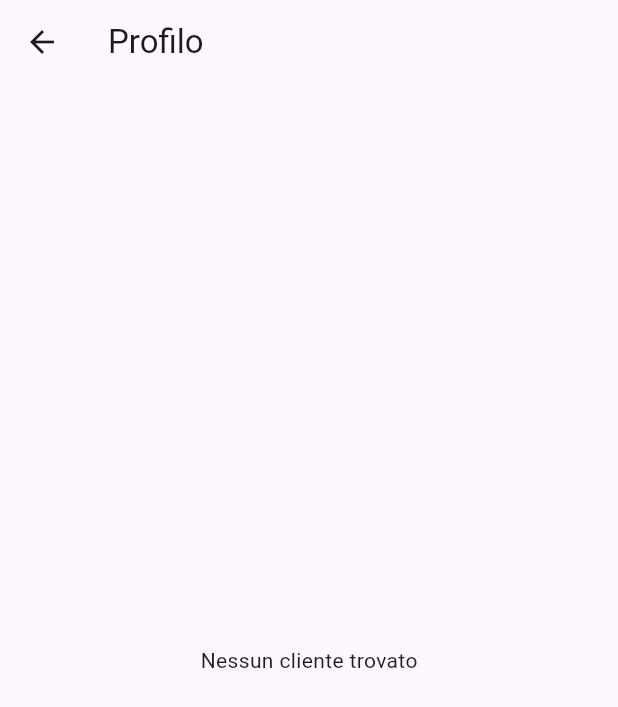
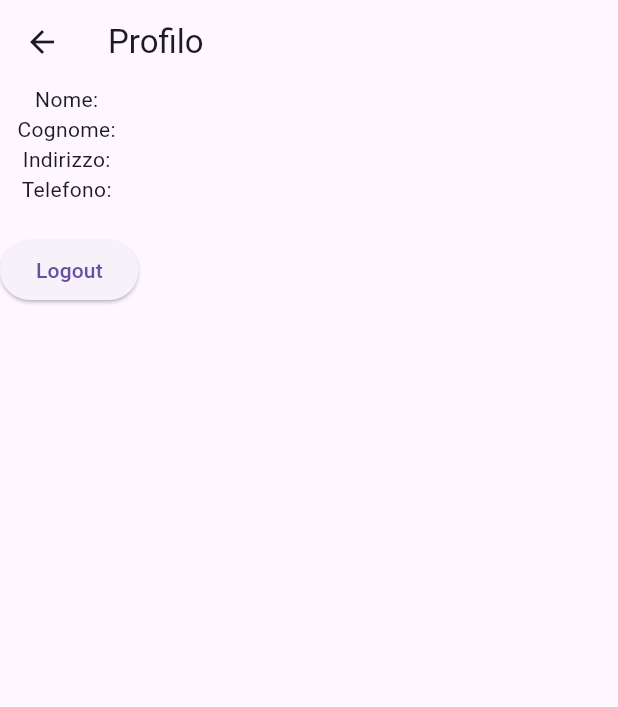
Before and after one commit to P1usc/shirt_avenue, a Flutter app: the ProfiloPage screen opened directly, on a phone screen of 412 x 824 dp. Shown: the top 707 px of the screen. Run offline on Flutter 3.47's test engine with Material 3 defaults, Android fonts, the phone set to English and light mode, and no system bars; our stand-ins replace dio, shared_preferences; accounts and stored records are empty.

Commit message:
funzione login logout funzionante

```diff
--- /dev/null
+++ b/devtools_options.yaml
@@ -0,0 +1,3 @@
+description: This file stores settings for Dart & Flutter DevTools.
+documentation: https://docs.flutter.dev/tools/devtools/extensions#configure-extension-enablement-states
+extensions:
--- a/lib/main.dart
+++ b/lib/main.dart
@@ -2,7 +2,6 @@ import 'package:flutter/material.dart';
 import 'package:provider/provider.dart';
 import 'package:shirt_avenue/providers/session_provider.dart';
 import 'package:shirt_avenue/screens/home_screen.dart';
-import 'package:shirt_avenue/screens/login_screen.dart';
 
 void main() {
   runApp(
--- a/lib/models/account.dart
+++ b/lib/models/account.dart
@@ -1,29 +1,30 @@
 import 'package:shirt_avenue/models/cliente.dart';
 
 class Account {
+  final int id;
   final String username;
   final String email;
-  final Cliente cliente; // Rappresenta la relazione con il modello Cliente
+  final Cliente cliente;
 
   Account({
+    required this.id,
     required this.username,
     required this.email,
     required this.cliente,
   });
 
-  // Factory method to create Account from JSON
   factory Account.fromJson(Map<String, dynamic> json) {
     return Account(
+      id: json['id'],
       username: json['username'],
       email: json['email'],
-      cliente: Cliente.fromJson(
-          json['cliente']), // Assicurati che il cliente sia incluso
+      cliente: Cliente.fromJson(json['cliente']),
     );
   }
 
-  // Method to convert Account to JSON
   Map<String, dynamic> toJson() {
     return {
+      'id': id,
       'username': username,
       'email': email,
       'cliente': cliente.toJson(),
--- a/lib/models/cliente.dart
+++ b/lib/models/cliente.dart
@@ -2,7 +2,7 @@ class Cliente {
   final String nome;
   final String cognome;
   final String indirizzo;
-  final int telefono;
+  final String telefono; // Manteniamo questo come String per gestire biginteger
   final String? imgprofile;
 
   Cliente({
@@ -19,7 +19,7 @@ class Cliente {
       nome: json['nome'],
       cognome: json['cognome'],
       indirizzo: json['indirizzo'],
-      telefono: json['telefono'],
+      telefono: json['telefono'].toString(), // Convertiamo in String
       imgprofile: json['imgprofile'],
     );
   }
@@ -30,7 +30,7 @@ class Cliente {
       'nome': nome,
       'cognome': cognome,
       'indirizzo': indirizzo,
-      'telefono': telefono,
+      'telefono': telefono, // Mantenere come String
       'imgprofile': imgprofile,
     };
   }
--- a/lib/pages/profilo_page.dart
+++ b/lib/pages/profilo_page.dart
@@ -1,48 +1,36 @@
 import 'package:flutter/material.dart';
 import 'package:provider/provider.dart';
-import 'package:shirt_avenue/providers/session_provider.dart'; // Assicurati di importare il tuo SessionProvider
+import 'package:shirt_avenue/providers/session_provider.dart';
+import 'package:shirt_avenue/screens/home_screen.dart';
 
 class ProfiloPage extends StatelessWidget {
   const ProfiloPage({super.key});
 
   @override
   Widget build(BuildContext context) {
-    // Ottieni il provider della sessione
-    final session = Provider.of<SessionProvider>(context);
-
-    // Assicurati che il cliente sia caricato
-    final cliente = session.isLoggedIn ? session.cliente : null;
+    final account = Provider.of<SessionProvider>(context).account;
 
     return Scaffold(
-      appBar: AppBar(
-        title: const Text('Profilo'),
+      appBar: AppBar(title: const Text('Profilo')),
+      body: Column(
+        children: [
+          Text('Nome: ${account.cliente.nome}'),
+          Text('Cognome: ${account.cliente.cognome}'),
+          Text('Indirizzo: ${account.cliente.indirizzo}'),
+          Text('Telefono: ${account.cliente.telefono}'),
+          const SizedBox(height: 20), // Spazio aggiuntivo
+          ElevatedButton(
+            onPressed: () async {
+              // Esegui il logout
+              await Provider.of<SessionProvider>(context, listen: false)
+                  .logout();
+              // Torna alla pagina di login o alla schermata principale
+              MaterialPageRoute(builder: (context) => const HomeScreen());
+            },
+            child: const Text('Logout'),
+          ),
+        ],
       ),
-      body: cliente != null
-          ? Padding(
-              padding: const EdgeInsets.all(16.0),
-              child: Column(
-                crossAxisAlignment: CrossAxisAlignment.start,
-                children: [
-                  Text('Nome: ${cliente.nome}',
-                      style: const TextStyle(fontSize: 20)),
-                  Text('Cognome: ${cliente.cognome}',
-                      style: const TextStyle(fontSize: 20)),
-                  Text('Email: ${session.username}',
-                      style: const TextStyle(fontSize: 20)),
-                  Text('Indirizzo: ${cliente.indirizzo}',
-                      style: const TextStyle(fontSize: 20)),
-                  Text('Telefono: ${cliente.telefono}',
-                      style: const TextStyle(fontSize: 20)),
-                  // Se hai un'immagine del profilo
-                  if (cliente.imgprofile != null)
-                    Padding(
-                      padding: const EdgeInsets.only(top: 16.0),
-                      child: Image.network(cliente.imgprofile!),
-                    ),
-                ],
-              ),
-            )
-          : const Center(child: Text('Nessun cliente trovato')),
     );
   }
 }
```
Also changed, not shown: lib/providers/session_provider.dart (+46 -12 lines), lib/services/auth_service.dart (+11 -11 lines), lib/services/cliente_service.dart (added, +18 -0 lines).
